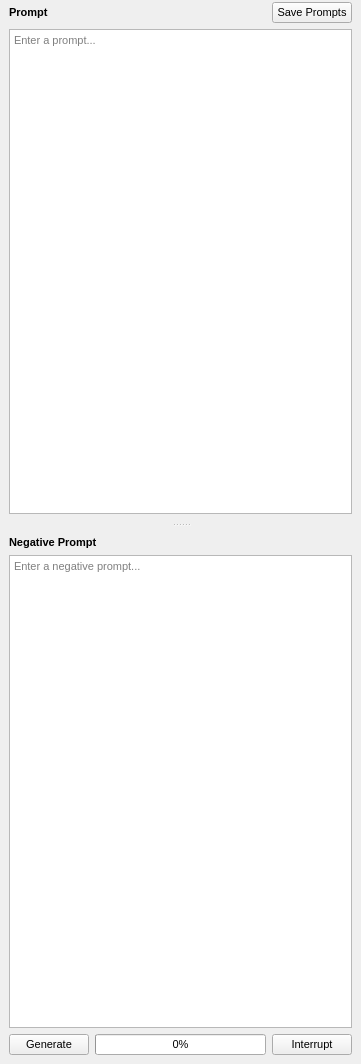
Old version of the form src/airunner/widgets/generator_form/templates/generatorform.ui in the repository Capsize-Games/airunner.
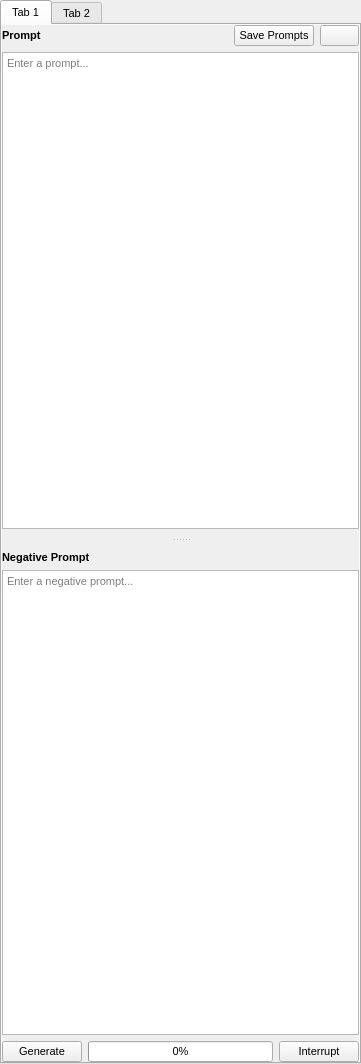
New version of the form. Icons and pictures are not drawn. Custom widgets are drawn as their Qt base class.

What changed in the file:
```diff
--- a/src/airunner/widgets/generator_form/templates/generatorform.ui
+++ b/src/airunner/widgets/generator_form/templates/generatorform.ui
@@ -21,7 +21,7 @@
   <property name="windowTitle">
    <string>Form</string>
   </property>
-  <layout class="QGridLayout" name="gridLayout_7">
+  <layout class="QGridLayout" name="gridLayout_4">
    <property name="leftMargin">
     <number>0</number>
    </property>
@@ -34,7 +34,29 @@
    <property name="bottomMargin">
     <number>0</number>
    </property>
-   <item row="1" column="0">
+   <item row="0" column="0">
+    <widget class="QTabWidget" name="tabWidget">
+     <property name="currentIndex">
+      <number>0</number>
+     </property>
+     <widget class="QWidget" name="tab">
+      <attribute name="title">
+       <string>Tab 1</string>
+      </attribute>
+      <layout class="QGridLayout" name="gridLayout_3">
+       <property name="leftMargin">
+        <number>0</number>
+       </property>
+       <property name="topMargin">
+        <number>0</number>
+       </property>
+       <property name="rightMargin">
+        <number>0</number>
+       </property>
+       <property name="bottomMargin">
+        <number>0</number>
+       </property>
+       <item row="0" column="0">
     <widget class="QScrollArea" name="scrollArea">
      <property name="frameShape">
       <enum>QFrame::NoFrame</enum>
@@ -50,46 +72,24 @@
        <rect>
         <x>0</x>
         <y>0</y>
-        <width>361</width>
-        <height>1064</height>
+            <width>357</width>
+            <height>1038</height>
        </rect>
       </property>
       <layout class="QGridLayout" name="gridLayout">
+           <property name="leftMargin">
+            <number>0</number>
+           </property>
        <property name="topMargin">
-        <number>2</number>
+            <number>0</number>
+           </property>
+           <property name="rightMargin">
+            <number>0</number>
        </property>
        <property name="bottomMargin">
-        <number>9</number>
-       </property>
-       <item row="1" column="0">
-        <layout class="QHBoxLayout" name="horizontalLayout_9">
-         <item>
-          <widget class="QPushButton" name="generate_button">
-           <property name="text">
-            <string>Generate</string>
-           </property>
-          </widget>
-         </item>
-         <item>
-          <widget class="QProgressBar" name="progress_bar">
-           <property name="value">
             <number>0</number>
            </property>
-          </widget>
-         </item>
-         <item>
-          <widget class="QPushButton" name="interrupt_button">
-           <property name="cursor">
-            <cursorShape>PointingHandCursor</cursorShape>
-           </property>
-           <property name="text">
-            <string>Interrupt</string>
-           </property>
-          </widget>
-         </item>
-        </layout>
-       </item>
-       <item row="0" column="0">
+           <item row="0" column="1">
         <widget class="QSplitter" name="splitter">
          <property name="orientation">
           <enum>Qt::Vertical</enum>
@@ -121,6 +121,20 @@
                </property>
               </widget>
              </item>
+                 <item>
+                  <widget class="QPushButton" name="ai_button">
+                   <property name="text">
+                    <string/>
+                   </property>
+                   <property name="icon">
+                    <iconset resource="../../../resources_light.qrc">
+                     <normaloff>:/icons/light/artificial-intelligence-ai-chip-icon.svg</normaloff>:/icons/light/artificial-intelligence-ai-chip-icon.svg</iconset>
+                   </property>
+                   <property name="checkable">
+                    <bool>true</bool>
+                   </property>
+                  </widget>
+                 </item>
             </layout>
            </item>
            <item row="0" column="0">
@@ -174,12 +188,62 @@
          </widget>
         </widget>
        </item>
-      </layout>
+           <item row="1" column="1">
+            <layout class="QHBoxLayout" name="horizontalLayout_9">
+             <item>
+              <widget class="QPushButton" name="generate_button">
+               <property name="text">
+                <string>Generate</string>
+               </property>
+              </widget>
+             </item>
+             <item>
+              <widget class="QProgressBar" name="progress_bar">
+               <property name="value">
+                <number>0</number>
+               </property>
+              </widget>
+             </item>
+             <item>
+              <widget class="QPushButton" name="interrupt_button">
+               <property name="cursor">
+                <cursorShape>PointingHandCursor</cursorShape>
+               </property>
+               <property name="text">
+                <string>Interrupt</string>
+               </property>
+              </widget>
+             </item>
+            </layout>
+           </item>
+          </layout>
      </widget>
     </widget>
    </item>
   </layout>
  </widget>
+     <widget class="QWidget" name="tab_2">
+      <attribute name="title">
+       <string>Tab 2</string>
+      </attribute>
+      <layout class="QGridLayout" name="gridLayout_5">
+       <item row="0" column="0">
+        <widget class="ChatPromptWidget" name="widget" native="true"/>
+       </item>
+      </layout>
+     </widget>
+    </widget>
+   </item>
+  </layout>
+ </widget>
+ <customwidgets>
+  <customwidget>
+   <class>ChatPromptWidget</class>
+   <extends>QWidget</extends>
+   <header>airunner/widgets/llm/chat_prompt_widget</header>
+   <container>1</container>
+  </customwidget>
+ </customwidgets>
  <resources>
   <include location="../../../resources_light.qrc"/>
   <include location="../../../resources_dark.qrc"/>
```
Left out of the diff: 4 changed lines with no effect on the pictures. Lines whose indentation alone changed are shown as unchanged.
